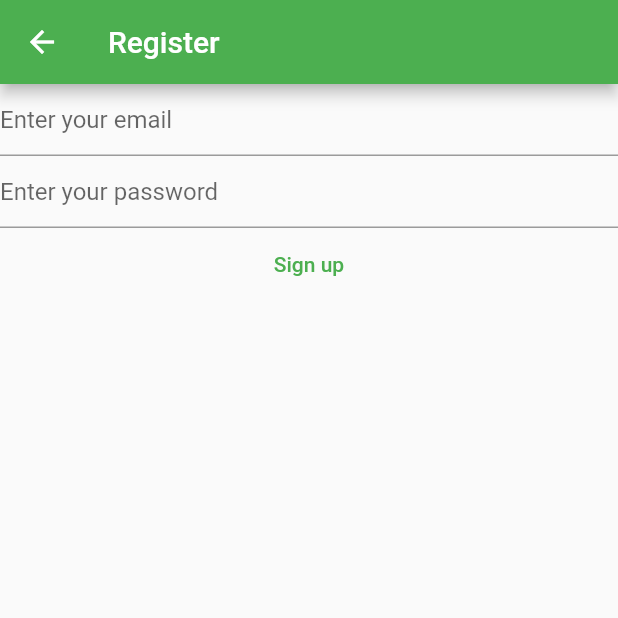
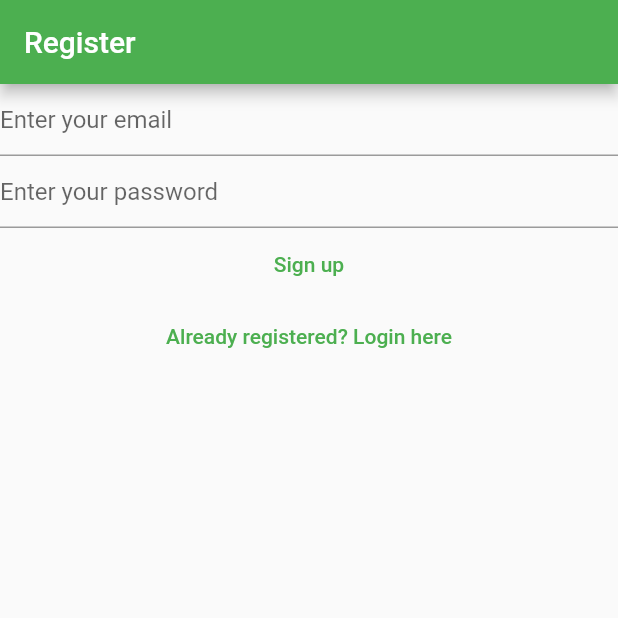
Before and after one commit to shankarling2000/cliniVault, a Flutter app: the RegisterView screen opened directly, on a phone screen of 412 x 824 dp, the top half of it. Run offline on Flutter 3.47's test engine with Material 2 defaults, Android fonts, the phone set to English and light mode, and no system bars; our stand-ins replace firebase_auth, firebase_core; accounts and stored records are empty.

```diff
--- a/lib/views/register_view.dart
+++ b/lib/views/register_view.dart
@@ -36,14 +36,7 @@
       appBar: AppBar(
         title: const Text('Register'),
       ),
-      body: FutureBuilder(
-        future: Firebase.initializeApp(
-          options: DefaultFirebaseOptions.currentPlatform,
-        ),
-        builder: (context, snapshot) {
-          switch (snapshot.connectionState) {
-            case ConnectionState.done:
-              return Column(
+      body: Column(
         children: [
           TextField(
             controller: _email,
@@ -68,8 +61,8 @@
               final email = _email.text;
               final password = _password.text;
               try {
-                        final userCredential = await FirebaseAuth.instance
-                            .createUserWithEmailAndPassword(
+                final userCredential =
+                    await FirebaseAuth.instance.createUserWithEmailAndPassword(
                   email: email,
                   password: password,
                 );
@@ -86,13 +79,13 @@
             },
             child: const Text('Sign up'),
           ),
+          TextButton(
+              onPressed: () {
+                Navigator.of(context)
+                    .pushNamedAndRemoveUntil('/login/', (route) => false);
+              },
+              child: Text("Already registered? Login here")),
         ],
-              );
-
-            default:
-              return const Text("loading");
-          }
-        },
       ),
     );
   }
```
Also changed, not shown: lib/main.dart (+43 -16 lines), lib/views/login_view.dart (+9 -19 lines), lib/views/verify_email.dart (added, +31 -0 lines). Lines whose indentation alone changed are shown as unchanged.
